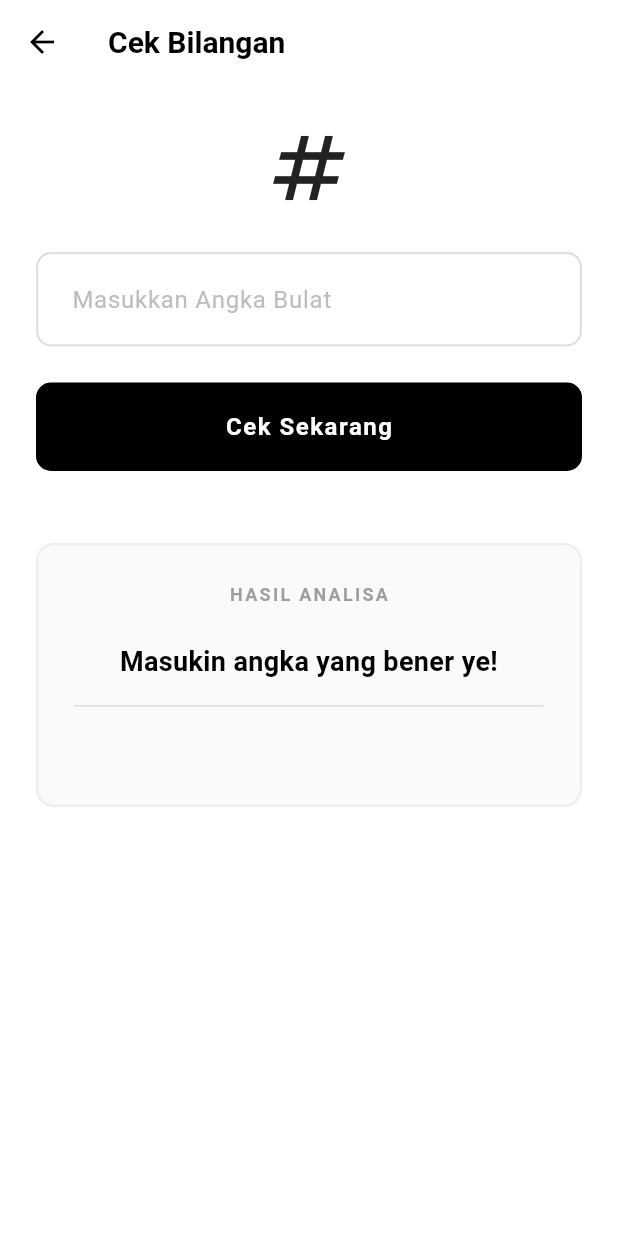
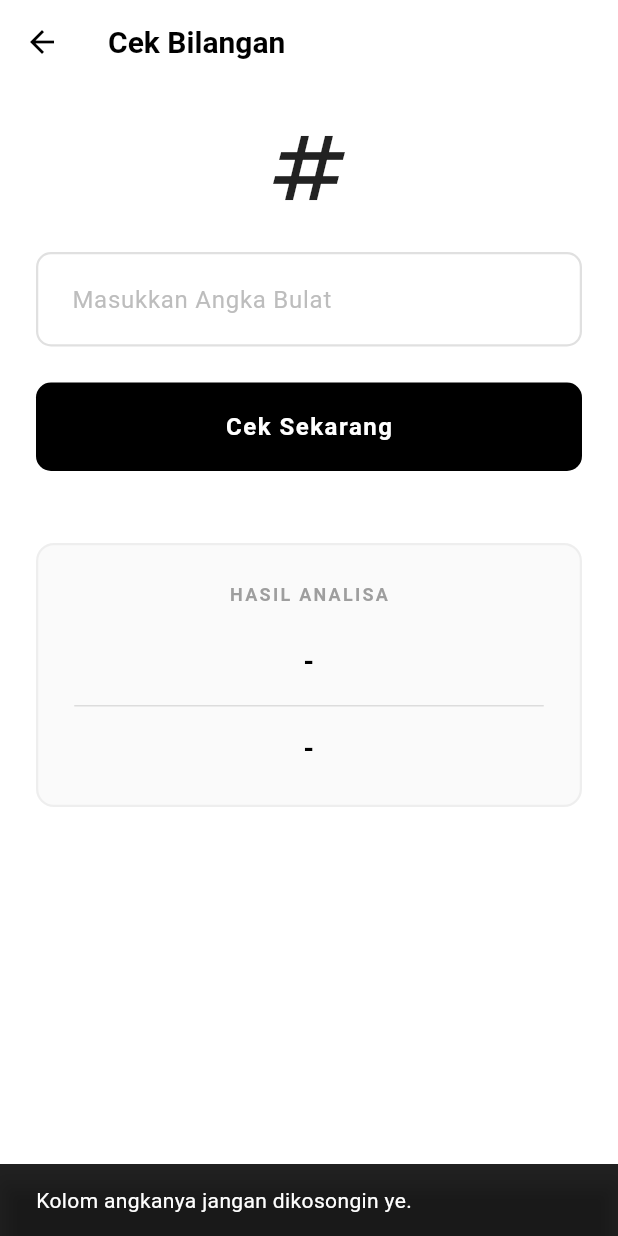
Before and after one commit to vanoathalla/Tugas1Mobile, a Flutter app: the BilanganPage screen opened directly, after a tap on "Cek Sekarang", on a phone screen of 412 x 824 dp. Run offline on Flutter 3.47's test engine with Material 3 defaults, Android fonts, the light colour scheme and no system bars.

Commit message:
ubah sikit ma nambah error heandling

```diff
--- a/lib/controllers/bilangan_controller.dart
+++ b/lib/controllers/bilangan_controller.dart
@@ -1,39 +1,33 @@
 class BilanganController {
-  // Kita pakai Map<String, String> biar bisa ngembaliin 2 teks jawaban sekaligus
   Map<String, String> cekBilangan(String inputText) {
-    int? angka = int.tryParse(inputText);
+    BigInt? angka = BigInt.tryParse(inputText);
 
-    // Kalau input kosong atau bukan angka
     if (angka == null) {
-      return {
-        'ganjilGenap': 'Masukin angka yang bener ye!',
-        'prima': '',
-      };
+      return {'ganjilGenap': 'Masukin angka yang bener ye!', 'prima': ''};
     }
 
-    // 1. Logic Cek Ganjil Genap
-    String ganjilGenap = (angka % 2 == 0) ? 'Genap' : 'Ganjil';
+    String ganjilGenap = angka.isEven ? 'Genap' : 'Ganjil';
 
-    // 2. Logic Cek Prima (Algoritma efisien yang udah kita benerin)
     bool isPrima = true;
-    if (angka <= 1) {
+    if (angka <= BigInt.one) {
       isPrima = false;
-    } else if (angka == 2) {
+    } else if (angka == BigInt.two) {
       isPrima = true;
-    } else if (angka % 2 == 0) {
+    } else if (angka.isEven) {
       isPrima = false;
     } else {
-      for (int i = 3; i * i <= angka; i += 2) {
-        if (angka % i == 0) {
+      BigInt i = BigInt.from(3);
+      while (i * i <= angka) {
+        if (angka % i == BigInt.zero) {
           isPrima = false;
           break;
         }
+        i += BigInt.two;
       }
     }
 
     String prima = isPrima ? 'Prima' : 'Bukan Prima';
 
-    // Return hasilnya ke View
     return {
       'ganjilGenap': 'Angka $angka adalah $ganjilGenap',
       'prima': 'Dan $prima',
--- a/lib/controllers/jumlah_field_controller.dart
+++ b/lib/controllers/jumlah_field_controller.dart
@@ -1,19 +1,15 @@
 class JumlahFieldController {
-  // Fungsi ini bertugas memecah teks dan menjumlahkan semua angka di dalamnya
   String hitungTotal(String inputText) {
-    // Pisahin string input berdasarkan koma atau spasi
     List<String> angkaString = inputText.split(RegExp(r'[,\s]+'));
 
     int total = 0;
 
     for (var str in angkaString) {
       if (str.isNotEmpty) {
-        // Parsing string jadi integer dan jumlahin
         total += int.tryParse(str) ?? 0;
       }
     }
 
-    // Kembalikan hasilnya dalam bentuk teks buat ditampilin di layar
     return total.toString();
   }
 }
--- a/lib/controllers/kalkulator_controller.dart
+++ b/lib/controllers/kalkulator_controller.dart
@@ -1,5 +1,4 @@
 class KalkulatorController {
-  // Fungsi ini bertugas memproses input teks menjadi angka dan menghitungnya
   String hitung(String angka1Text, String angka2Text, String operasi) {
     double angka1 = double.tryParse(angka1Text) ?? 0;
     double angka2 = double.tryParse(angka2Text) ?? 0;
@@ -11,7 +10,6 @@ class KalkulatorController {
       hasilHitung = angka1 - angka2;
     }
 
-    // Mengembalikan hasil dalam bentuk teks agar siap ditampilkan oleh View
     return hasilHitung.toString();
   }
 }
--- a/lib/controllers/login_controller.dart
+++ b/lib/controllers/login_controller.dart
@@ -1,10 +1,9 @@
 class LoginController {
-  // Fungsi ini bertugas mengecek apakah kredensial yang dimasukkan valid
   bool validasiLogin(String username, String password) {
     if (username == 'admin' && password == 'admin') {
-      return true; // Login sukses
+      return true;
     } else {
-      return false; // Login gagal
+      return false;
     }
   }
 }
--- a/lib/controllers/piramid_controller.dart
+++ b/lib/controllers/piramid_controller.dart
@@ -1,20 +1,15 @@
 import 'dart:math';
 
 class PiramidController {
-  // Mengembalikan 2 nilai sekaligus (Volume dan Luas) pakai Map
   Map<String, String> hitungPiramid(String sisiText, String tinggiText) {
     double sisi = double.tryParse(sisiText) ?? 0;
     double tinggi = double.tryParse(tinggiText) ?? 0;
 
-    // Hitung Volume (1/3 * Luas Alas * Tinggi)
     double volume = (1 / 3) * (sisi * sisi) * tinggi;
 
-    // Hitung Luas Permukaan (Luas Alas + 4 * Luas Segitiga Tegak)
-    // Hitung tinggi miring segitiga tegak pake pythagoras
     double tinggiMiring = sqrt(pow((sisi / 2), 2) + pow(tinggi, 2));
     double luasPermukaan = (sisi * sisi) + (4 * (0.5 * sisi * tinggiMiring));
 
-    // Return hasilnya yang udah dibulatkan 2 angka di belakang koma
     return {
       'volume': volume.toStringAsFixed(2),
       'luas': luasPermukaan.toStringAsFixed(2),
--- a/lib/controllers/stopwatch_controller.dart
+++ b/lib/controllers/stopwatch_controller.dart
@@ -1,8 +1,6 @@
 class StopwatchController {
-  // Mesin utamanya kita pindah ke Controller
   final Stopwatch _stopwatch = Stopwatch();
 
-  // Getter untuk mempermudah View mengambil status dari mesin
   bool get isRunning => _stopwatch.isRunning;
   int get elapsedMilliseconds => _stopwatch.elapsedMilliseconds;
 
@@ -10,7 +8,6 @@ class StopwatchController {
   void stop() => _stopwatch.stop();
   void reset() => _stopwatch.reset();
 
-  // Logika matematika untuk mengubah milidetik jadi format MM:SS:MS
   String formatWaktu(int milliseconds) {
     int ratusan = (milliseconds / 10).truncate() % 100;
     int detik = (milliseconds / 1000).truncate() % 60;
--- a/lib/main.dart
+++ b/lib/main.dart
@@ -22,10 +22,8 @@ class TugasMobileApp extends StatelessWidget {
   Widget build(BuildContext context) {
     return MaterialApp(
       debugShowCheckedModeBanner: false,
-      title: 'Tugas Mobile Kalcer',
-      // Style dibikin polosan ngikutin default Flutter (gaya aslab)
+      title: 'Tugas Mobile 1',
       theme: ThemeData(colorScheme: const ColorScheme.light()),
-      // Navigasi awal langsung tembak ke LoginPage
       home: const LoginPage(),
     );
   }
--- a/lib/views/bilangan_page.dart
+++ b/lib/views/bilangan_page.dart
@@ -13,7 +13,6 @@ class _BilanganPageState extends State<BilanganPage> {
   String _hasilGanjilGenap = '-';
   String _hasilPrima = '-';
 
-  // Inisialisasi Controller
   final BilanganController _controller = BilanganController();
 
   @override
@@ -22,7 +21,26 @@ class _BilanganPageState extends State<BilanganPage> {
     super.dispose();
   }
 
+  void _showError(String pesan) {
+    ScaffoldMessenger.of(context).clearSnackBars();
+    ScaffoldMessenger.of(context).showSnackBar(
+      SnackBar(
+        backgroundColor: Colors.black87,
+        content: Text(pesan, style: const TextStyle(color: Colors.white)),
+      ),
+    );
+  }
+
   void _cekBilangan() {
+    if (_angkaController.text.isEmpty) {
+      _showError("Kolom angkanya jangan dikosongin ye.");
+      return;
+    }
+    if (int.tryParse(_angkaController.text) == null) {
+      _showError("Inputan ngawur! Harus masukin angka bulat yang bener.");
+      return;
+    }
+
     final hasil = _controller.cekBilangan(_angkaController.text);
 
     setState(() {
@@ -34,13 +52,11 @@ class _BilanganPageState extends State<BilanganPage> {
   @override
   Widget build(BuildContext context) {
     return Scaffold(
-      backgroundColor: Colors.white, // Background putih bersih
+      backgroundColor: Colors.white,
       appBar: AppBar(
         backgroundColor: Colors.white,
         elevation: 0,
-        iconTheme: const IconThemeData(
-          color: Colors.black,
-        ), // Tombol back hitam
+        iconTheme: const IconThemeData(color: Colors.black),
         title: const Text(
           'Cek Bilangan',
           style: TextStyle(
@@ -57,15 +73,11 @@ class _BilanganPageState extends State<BilanganPage> {
           children: [
             const Icon(Icons.numbers_outlined, size: 64, color: Colors.black87),
             const SizedBox(height: 24),
-
-            // Input field minimalis
             _inputField(
               hint: 'Masukkan Angka Bulat',
               controller: _angkaController,
             ),
             const SizedBox(height: 24),
-
-            // Tombol style monochrome
             ElevatedButton(
               onPressed: _cekBilangan,
               style: _buttonStyle(),
@@ -79,8 +91,6 @@ class _BilanganPageState extends State<BilanganPage> {
               ),
             ),
             const SizedBox(height: 48),
-
-            // Tampilan Hasil yang Clean & Elegan (Dimodifikasi sesuai request)
             _buildResultCard(),
           ],
         ),
@@ -94,13 +104,10 @@ class _BilanganPageState extends State<BilanganPage> {
       decoration: BoxDecoration(
         color: Colors.grey.shade50,
         borderRadius: BorderRadius.circular(12),
-        border: Border.all(
-          color: Colors.grey.shade200,
-          width: 1.5,
-        ), // Hanya pakai garis tepi tipis
+        border: Border.all(color: Colors.grey.shade200, width: 1.5),
       ),
       child: Column(
-        crossAxisAlignment: CrossAxisAlignment.center, // Rata tengah
+        crossAxisAlignment: CrossAxisAlignment.center,
         children: [
           Text(
             'HASIL ANALISA',
@@ -112,10 +119,9 @@ class _BilanganPageState extends State<BilanganPage> {
             ),
           ),
           const SizedBox(height: 24),
-          // Hapus icon dan tampilkan teks rata tengah
           Text(
             _hasilGanjilGenap,
-            textAlign: TextAlign.center, // Rata tengah
+            textAlign: TextAlign.center,
             style: const TextStyle(
               fontSize: 18,
               fontWeight: FontWeight.w600,
@@ -125,7 +131,7 @@ class _BilanganPageState extends State<BilanganPage> {
           const Divider(height: 32, color: Colors.black12),
           Text(
             _hasilPrima,
-            textAlign: TextAlign.center, // Rata tengah
+            textAlign: TextAlign.center,
             style: const TextStyle(
               fontSize: 18,
               fontWeight: FontWeight.w600,
@@ -137,9 +143,6 @@ class _BilanganPageState extends State<BilanganPage> {
     );
   }
 
-  // Fungsi helper _buildHasilItem() dihapus karena tidak digunakan lagi.
-
-  // Helper untuk TextField bergaya Monochrome
   Widget _inputField({
     required String hint,
     required TextEditingController controller,
@@ -169,7 +172,6 @@ class _BilanganPageState extends State<BilanganPage> {
     );
   }
 
-  // Helper untuk style button bergaya Monochrome
   ButtonStyle _buttonStyle() {
     return ElevatedButton.styleFrom(
       backgroundColor: Colors.black,
--- a/lib/views/dashboard_page.dart
+++ b/lib/views/dashboard_page.dart
@@ -25,7 +25,6 @@ class DashboardPage extends StatelessWidget {
             fontSize: 22,
           ),
         ),
-        // Tombol Logout dipindah ke AppBar sini bre
         actions: [
           IconButton(
             icon: const Icon(Icons.logout_outlined, color: Colors.redAccent),
@@ -37,7 +36,7 @@ class DashboardPage extends StatelessWidget {
               );
             },
           ),
-          const SizedBox(width: 8), // Kasih jarak dikit di pojok kanan
+          const SizedBox(width: 8),
         ],
       ),
       body: ListView(
@@ -90,7 +89,6 @@ class DashboardPage extends StatelessWidget {
     );
   }
 
-  // Fungsi helper UI Minimalist
   Widget _buildMinimalistTile(
     BuildContext context,
     String title,
```
Also changed, not shown: lib/views/jumlah_field_page.dart (+22 -14 lines), lib/views/kalkulator_page.dart (+22 -13 lines), lib/views/login_page.dart (+9 -23 lines), lib/views/piramid_page.dart (+72 -29 lines), lib/views/stopwatch_page.dart (+7 -18 lines), pubspec.lock.
